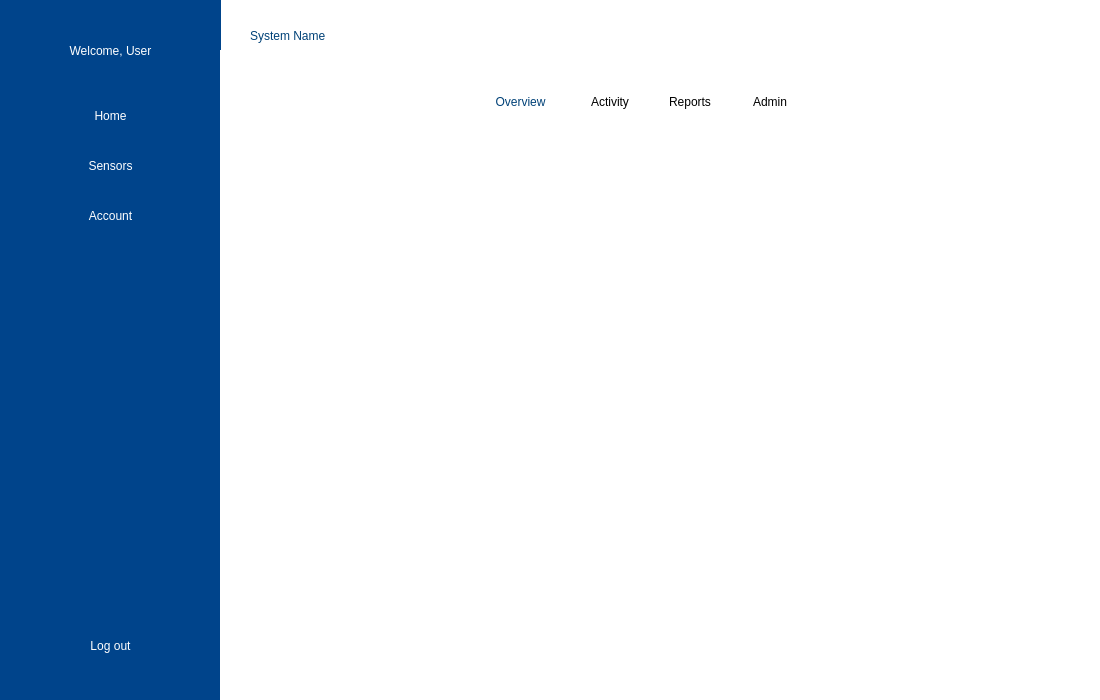
This is gui/menuwindow.ui in pauqiu/la-gang-gang as Qt 5 draws it before an edit. The edited form follows.
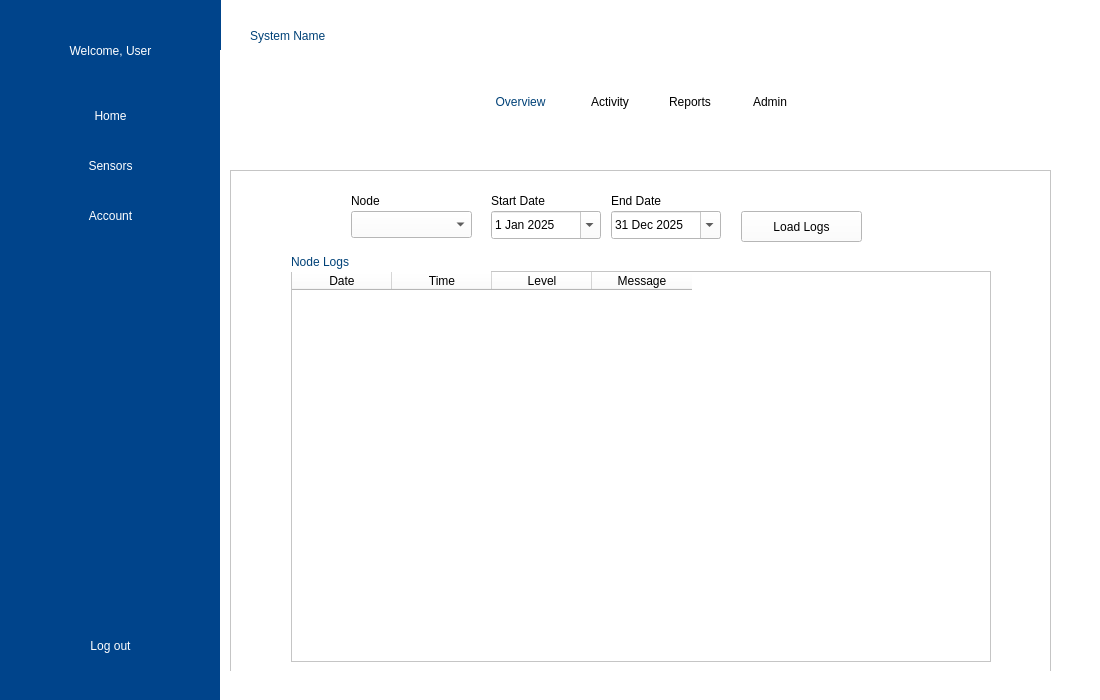
This is the edited form. The open tabs and pages were chosen to show the change.

Commit message: updated UI to show logs

Patch:
```diff
--- a/gui/menuwindow.ui
+++ b/gui/menuwindow.ui
@@ -510,7 +510,252 @@
         </widget>
        </widget>
       </widget>
-      <widget class="QWidget" name="reportsPage"/>
+      <widget class="QWidget" name="reportsPage">
+       <widget class="QScrollArea" name="scrollAreaReports">
+        <property name="geometry">
+         <rect>
+          <x>0</x>
+          <y>40</y>
+          <width>821</width>
+          <height>521</height>
+         </rect>
+        </property>
+        <property name="widgetResizable">
+         <bool>true</bool>
+        </property>
+        <widget class="QWidget" name="scrollAreaWidgetContentsReports">
+         <property name="geometry">
+          <rect>
+           <x>0</x>
+           <y>0</y>
+           <width>819</width>
+           <height>519</height>
+          </rect>
+         </property>
+         <widget class="QLabel" name="nodeLabel">
+          <property name="geometry">
+           <rect>
+            <x>120</x>
+            <y>20</y>
+            <width>70</width>
+            <height>19</height>
+           </rect>
+          </property>
+          <property name="styleSheet">
+           <string notr="true">font: 9pt "Adwaita Sans";</string>
+          </property>
+          <property name="text">
+           <string>Node</string>
+          </property>
+         </widget>
+         <widget class="QComboBox" name="nodeSelector">
+          <property name="geometry">
+           <rect>
+            <x>120</x>
+            <y>40</y>
+            <width>121</width>
+            <height>27</height>
+           </rect>
+          </property>
+         </widget>
+         <widget class="QLabel" name="logStartDateLabel">
+          <property name="geometry">
+           <rect>
+            <x>260</x>
+            <y>20</y>
+            <width>70</width>
+            <height>19</height>
+           </rect>
+          </property>
+          <property name="styleSheet">
+           <string notr="true">font: 9pt "Adwaita Sans";</string>
+          </property>
+          <property name="text">
+           <string>Start Date</string>
+          </property>
+         </widget>
+         <widget class="QDateEdit" name="logStartDateInput">
+          <property name="geometry">
+           <rect>
+            <x>260</x>
+            <y>40</y>
+            <width>110</width>
+            <height>28</height>
+           </rect>
+          </property>
+          <property name="styleSheet">
+           <string notr="true">color: rgb(0, 0, 0);</string>
+          </property>
+          <property name="dateTime">
+           <datetime>
+            <hour>12</hour>
+            <minute>0</minute>
+            <second>0</second>
+            <year>2025</year>
+            <month>1</month>
+            <day>1</day>
+           </datetime>
+          </property>
+          <property name="maximumDate">
+           <date>
+            <year>2025</year>
+            <month>12</month>
+            <day>31</day>
+           </date>
+          </property>
+          <property name="minimumDate">
+           <date>
+            <year>2025</year>
+            <month>1</month>
+            <day>1</day>
+           </date>
+          </property>
+          <property name="calendarPopup">
+           <bool>true</bool>
+          </property>
+         </widget>
+         <widget class="QLabel" name="logEndDateLabel">
+          <property name="geometry">
+           <rect>
+            <x>380</x>
+            <y>20</y>
+            <width>70</width>
+            <height>19</height>
+           </rect>
+          </property>
+          <property name="styleSheet">
+           <string notr="true">font: 9pt "Adwaita Sans";</string>
+          </property>
+          <property name="text">
+           <string>End Date</string>
+          </property>
+         </widget>
+         <widget class="QDateEdit" name="logEndDateInput">
+          <property name="geometry">
+           <rect>
+            <x>380</x>
+            <y>40</y>
+            <width>110</width>
+            <height>28</height>
+           </rect>
+          </property>
+          <property name="styleSheet">
+           <string notr="true">color: rgb(0, 0, 0);</string>
+          </property>
+          <property name="dateTime">
+           <datetime>
+            <hour>18</hour>
+            <minute>0</minute>
+            <second>0</second>
+            <year>2025</year>
+            <month>12</month>
+            <day>31</day>
+           </datetime>
+          </property>
+          <property name="maximumDate">
+           <date>
+            <year>2025</year>
+            <month>12</month>
+            <day>31</day>
+           </date>
+          </property>
+          <property name="minimumDate">
+           <date>
+            <year>2025</year>
+            <month>1</month>
+            <day>1</day>
+           </date>
+          </property>
+          <property name="calendarPopup">
+           <bool>true</bool>
+          </property>
+         </widget>
+         <widget class="QPushButton" name="logFilterButton">
+          <property name="geometry">
+           <rect>
+            <x>510</x>
+            <y>40</y>
+            <width>121</width>
+            <height>31</height>
+           </rect>
+          </property>
+          <property name="styleSheet">
+           <string notr="true">color: rgb(0, 0, 0);
+border-color: rgb(0, 0, 0);</string>
+          </property>
+          <property name="text">
+           <string>Load Logs</string>
+          </property>
+         </widget>
+         <widget class="QLabel" name="logFilterErrorMsg">
+          <property name="geometry">
+           <rect>
+            <x>510</x>
+            <y>20</y>
+            <width>150</width>
+            <height>19</height>
+           </rect>
+          </property>
+          <property name="styleSheet">
+           <string notr="true">font: 9pt "Adwaita Sans"; color: rgb(255, 0, 0);</string>
+          </property>
+          <property name="text">
+           <string></string>
+          </property>
+         </widget>
+         <widget class="QTableWidget" name="logsTable">
+          <property name="geometry">
+           <rect>
+            <x>60</x>
+            <y>100</y>
+            <width>700</width>
+            <height>391</height>
+           </rect>
+          </property>
+          <property name="styleSheet">
+           <string notr="true">color: rgb(0, 0, 0);</string>
+          </property>
+          <column>
+           <property name="text">
+            <string>Date</string>
+           </property>
+          </column>
+          <column>
+           <property name="text">
+            <string>Time</string>
+           </property>
+          </column>
+          <column>
+           <property name="text">
+            <string>Level</string>
+           </property>
+          </column>
+          <column>
+           <property name="text">
+            <string>Message</string>
+           </property>
+          </column>
+         </widget>
+         <widget class="QLabel" name="logsTitle">
+          <property name="geometry">
+           <rect>
+            <x>60</x>
+            <y>80</y>
+            <width>200</width>
+            <height>21</height>
+           </rect>
+          </property>
+          <property name="styleSheet">
+           <string notr="true">color: rgb(0, 65, 119);
+font: 700 12pt "Segoe UI";</string>
+          </property>
+          <property name="text">
+           <string>Node Logs</string>
+          </property>
+         </widget>
+        </widget>
+       </widget>
+      </widget>
       <widget class="QWidget" name="adminPage">
        <widget class="QScrollArea" name="scrollArea">
         <property name="geometry">
```
The commit also changes 3 other files.
